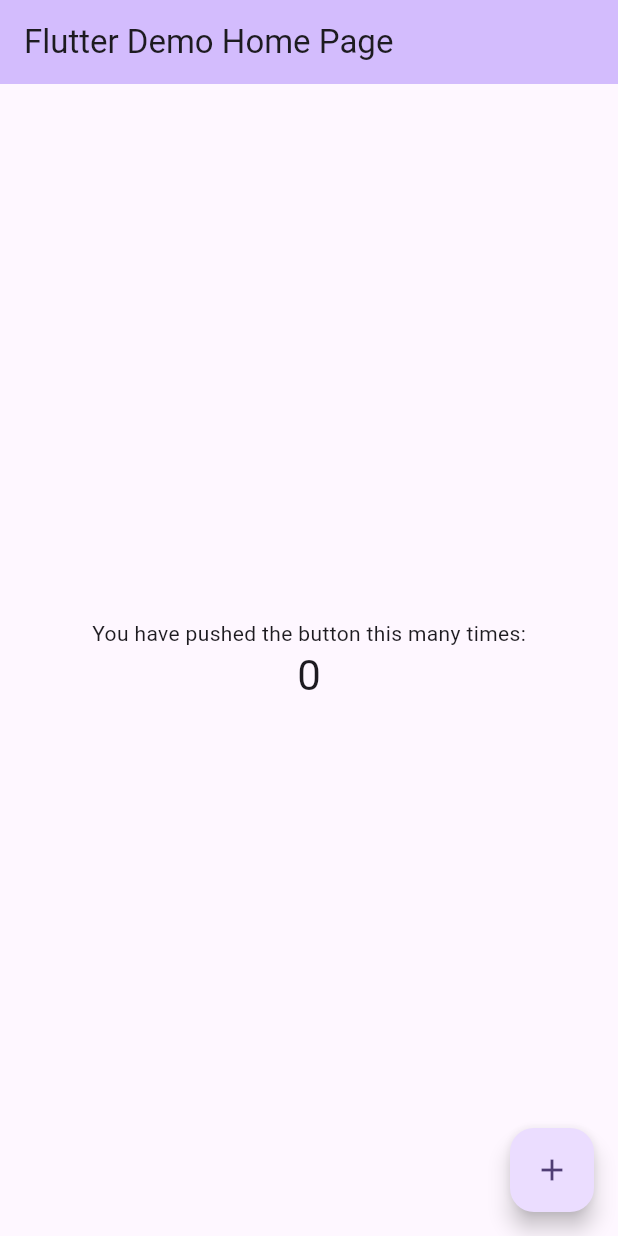
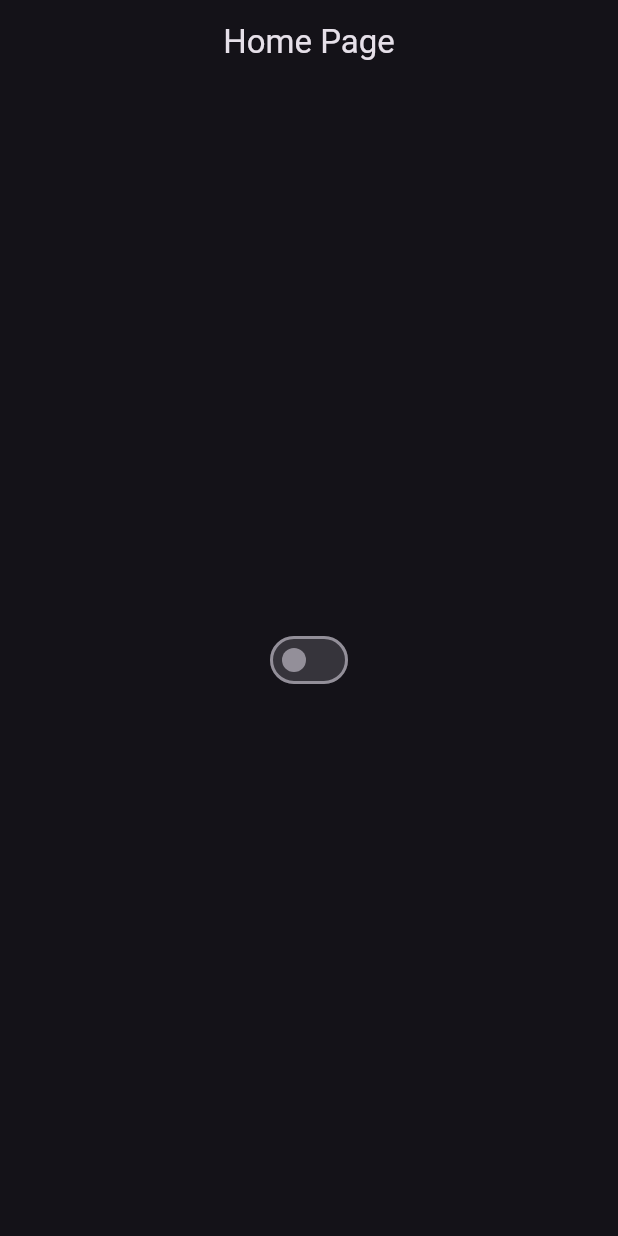
Before and after one commit to adrielhenry33/arq-app-practice, a Flutter app: the screen it shows after launch, on a phone screen of 412 x 824 dp. Run offline on Flutter 3.47's test engine with Material 3 defaults, Android fonts, the phone set to English and light mode, and no system bars.

Commit message:
feat: pages folder with home_page, login_page added, also controllers and components

```diff
--- /dev/null
+++ b/lib/app/app_widget.dart
@@ -0,0 +1,23 @@
+/*teremos uma paga que sera responsável por toda a pagina do aplicativo
+e os widgets que não serão tão vistos ou serão componentes do nosso aplicativo
+*/
+
+
+import 'package:arq_app/app/pages/home/home_page.dart';
+import 'package:flutter/material.dart';
+
+class AppWidget extends StatelessWidget {
+  const AppWidget({super.key});
+
+  @override
+  Widget build(BuildContext context) {
+    return MaterialApp(
+      title: 'Flutter Demo',
+      theme: ThemeData(
+
+        brightness: Brightness.dark
+      ),
+      home: const HomePage(),
+    );
+  }
+}
--- /dev/null
+++ b/lib/app/components/custom_switch_widget.dart
@@ -0,0 +1,15 @@
+import 'package:flutter/material.dart';
+
+//Widgets customizados como boa pratica devem ser statless ao inves de stateFull
+//Sempre uma responsabilidade
+
+class CustomSwitchWidget extends StatelessWidget {
+  const CustomSwitchWidget({super.key});
+
+  @override
+  Widget build(BuildContext context) {
+    return Switch(value: false, onChanged: (value) {
+
+    },);
+  }
+}
--- /dev/null
+++ b/lib/app/pages/home/home_page.dart
@@ -0,0 +1,19 @@
+import 'package:arq_app/app/components/custom_switch_widget.dart';
+import 'package:flutter/material.dart';
+
+class HomePage extends StatefulWidget {
+  const HomePage({super.key});
+
+  @override
+  State<HomePage> createState() => _HomePageState();
+}
+
+class _HomePageState extends State<HomePage> {
+  @override
+  Widget build(BuildContext context) {
+    return Scaffold(
+      appBar: AppBar(title: Text("Home Page"), centerTitle: true),
+      body: Center(child: CustomSwitchWidget()),
+    );
+  }
+}
--- a/lib/main.dart
+++ b/lib/main.dart
@@ -1,122 +1,9 @@
+import 'package:arq_app/app/app_widget.dart';
 import 'package:flutter/material.dart';
 
+
+//REGRA PRINCIPAL: TUDO NO NOSSO CODIGO DEVE TER UMA APENAS UMA RESPONSABILIDADE
+
 void main() {
-  runApp(const MyApp());
+  runApp(const AppWidget());
 }
-
-class MyApp extends StatelessWidget {
-  const MyApp({super.key});
-
-  // This widget is the root of your application.
-  @override
-  Widget build(BuildContext context) {
-    return MaterialApp(
-      title: 'Flutter Demo',
-      theme: ThemeData(
-        // This is the theme of your application.
-        //
-        // TRY THIS: Try running your application with "flutter run". You'll see
-        // the application has a purple toolbar. Then, without quitting the app,
-        // try changing the seedColor in the colorScheme below to Colors.green
-        // and then invoke "hot reload" (save your changes or press the "hot
-        // reload" button in a Flutter-supported IDE, or press "r" if you used
-        // the command line to start the app).
-        //
-        // Notice that the counter didn't reset back to zero; the application
-        // state is not lost during the reload. To reset the state, use hot
-        // restart instead.
-        //
-        // This works for code too, not just values: Most code changes can be
-        // tested with just a hot reload.
-        colorScheme: ColorScheme.fromSeed(seedColor: Colors.deepPurple),
-      ),
-      home: const MyHomePage(title: 'Flutter Demo Home Page'),
-    );
-  }
-}
-
-class MyHomePage extends StatefulWidget {
-  const MyHomePage({super.key, required this.title});
-
-  // This widget is the home page of your application. It is stateful, meaning
-  // that it has a State object (defined below) that contains fields that affect
-  // how it looks.
-
-  // This class is the configuration for the state. It holds the values (in this
-  // case the title) provided by the parent (in this case the App widget) and
-  // used by the build method of the State. Fields in a Widget subclass are
-  // always marked "final".
-
-  final String title;
-
-  @override
-  State<MyHomePage> createState() => _MyHomePageState();
-}
-
-class _MyHomePageState extends State<MyHomePage> {
-  int _counter = 0;
-
-  void _incrementCounter() {
-    setState(() {
-      // This call to setState tells the Flutter framework that something has
-      // changed in this State, which causes it to rerun the build method below
-      // so that the display can reflect the updated values. If we changed
-      // _counter without calling setState(), then the build method would not be
-      // called again, and so nothing would appear to happen.
-      _counter++;
-    });
-  }
-
-  @override
-  Widget build(BuildContext context) {
-    // This method is rerun every time setState is called, for instance as done
-    // by the _incrementCounter method above.
-    //
-    // The Flutter framework has been optimized to make rerunning build methods
-    // fast, so that you can just rebuild anything that needs updating rather
-    // than having to individually change instances of widgets.
-    return Scaffold(
-      appBar: AppBar(
-        // TRY THIS: Try changing the color here to a specific color (to
-        // Colors.amber, perhaps?) and trigger a hot reload to see the AppBar
-        // change color while the other colors stay the same.
-        backgroundColor: Theme.of(context).colorScheme.inversePrimary,
-        // Here we take the value from the MyHomePage object that was created by
-        // the App.build method, and use it to set our appbar title.
-        title: Text(widget.title),
-      ),
-      body: Center(
-        // Center is a layout widget. It takes a single child and positions it
-        // in the middle of the parent.
-        child: Column(
-          // Column is also a layout widget. It takes a list of children and
-          // arranges them vertically. By default, it sizes itself to fit its
-          // children horizontally, and tries to be as tall as its parent.
-          //
-          // Column has various properties to control how it sizes itself and
-          // how it positions its children. Here we use mainAxisAlignment to
-          // center the children vertically; the main axis here is the vertical
-          // axis because Columns are vertical (the cross axis would be
-          // horizontal).
-          //
-          // TRY THIS: Invoke "debug painting" (choose the "Toggle Debug Paint"
-          // action in the IDE, or press "p" in the console), to see the
-          // wireframe for each widget.
-          mainAxisAlignment: MainAxisAlignment.center,
-          children: <Widget>[
-            const Text('You have pushed the button this many times:'),
-            Text(
-              '$_counter',
-              style: Theme.of(context).textTheme.headlineMedium,
-            ),
-          ],
-        ),
-      ),
-      floatingActionButton: FloatingActionButton(
-        onPressed: _incrementCounter,
-        tooltip: 'Increment',
-        child: const Icon(Icons.add),
-      ), // This trailing comma makes auto-formatting nicer for build methods.
-    );
-  }
-}
```
Also changed, not shown: lib/app/controllers/app_controller.dart (added, +24 -0 lines), lib/app/pages/login/login_page.dart (added, +23 -0 lines).
